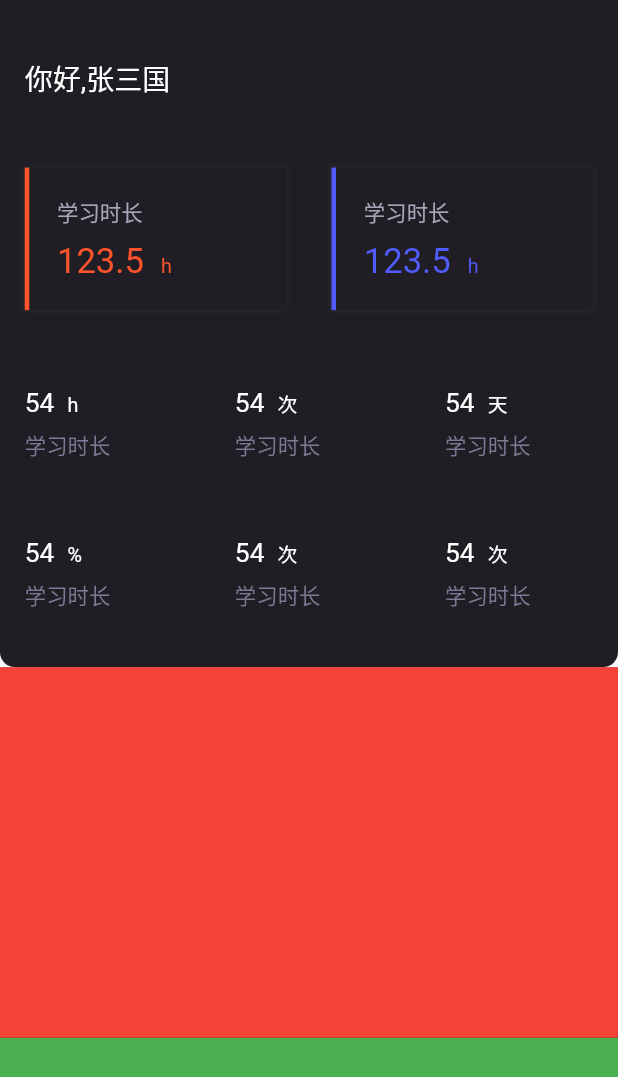
After one commit to wjy397/flutter_study, a Flutter app: the OwnnessPage screen opened by its route, on a phone screen of 412 x 824 dp. The commit adds this screen. Shown: the top 1077 px of the screen. Run offline on Flutter 3.47's test engine with Material 2 defaults, Android fonts, the phone set to English and light mode, and no system bars; drawn by our look-alikes of oktoast; our stand-ins replace cached_network_image, fluro, flutter_screenutil; missing offline and left inert: common_utils, sp_util; statements that could not run were skipped.

Commit message:
实现上滑出现吸顶tab栏

```diff
--- /dev/null
+++ b/lib/pages/customHeader.dart
@@ -0,0 +1,480 @@
+import 'package:flutter/material.dart';
+import 'package:flutter_screenutil/screenutil.dart';
+import 'package:flutter_study/pages/widgets/RoundUnderlineTabIndicator.dart';
+
+
+class OwnnessPage extends StatefulWidget {
+  OwnnessPage({Key key}) : super(key: key);
+
+  @override
+  _OwnnessPageState createState() {
+    return _OwnnessPageState();
+  }
+}
+
+class _OwnnessPageState extends State<OwnnessPage>
+    with SingleTickerProviderStateMixin {
+  ScrollController _controller = new ScrollController();
+  var globalKeyOne = GlobalKey();
+  var globalKeyTwo = GlobalKey();
+  var globalKeyThree = GlobalKey();
+  var globalKeyFour = GlobalKey();
+
+  var oneY = 0.0;
+  var twoY = 0.0;
+  var threeY = 0.0;
+  var header = 0.0;
+  var fourY = 0.0;
+
+  var headerMax = 720;
+  var headerMin = 100;
+
+  @override
+  void initState() {
+    super.initState();
+    _tabController = TabController(vsync: this, length: 5);
+    if (mounted) {
+      /// 延时一下,需要等state layout结束之后才能获取size
+      Future.delayed(Duration(milliseconds: 100), () {
+        oneY = getY(globalKeyOne.currentContext);
+        twoY = getY(globalKeyTwo.currentContext);
+        threeY = getY(globalKeyThree.currentContext);
+        fourY = getY(globalKeyFour.currentContext);
+
+        header = ScreenUtil().setHeight(this.headerMax - this.headerMin) +
+            10; //10是误差
+      });
+      _controller.addListener(() {
+        var of = _controller.offset;
+        //第二块距离顶部距离
+        var distance_2 = header + (twoY - oneY);
+        //第3块距离顶部距离
+        var distance_3 = header + (threeY - oneY);
+        //第4块距离顶部距离
+        var distance_4 = header + (fourY - oneY);
+        if (of > header && of < distance_2) {
+          _tabController.animateTo(1);
+        } else if (of > distance_2 && of < distance_3) {
+          _tabController.animateTo(2);
+        } else if (of > distance_3 && of < distance_4) {
+          _tabController.animateTo(3);
+        } else if (of > distance_4) {
+          _tabController.animateTo(4);
+        }
+      });
+    }
+  }
+
+  @override
+  void dispose() {
+    super.dispose();
+    _tabController.dispose();
+  }
+
+  Widget card(value, name, unit) {
+    return Container(
+      width: ScreenUtil().setWidth(180),
+      child: Column(
+        crossAxisAlignment: CrossAxisAlignment.start,
+        children: [
+          Text.rich(TextSpan(children: [
+            TextSpan(
+              text: "${value}  ",
+              style: TextStyle(
+                  color: Colors.white, fontSize: ScreenUtil().setSp(32)),
+            ),
+            TextSpan(
+              text: unit,
+              style: TextStyle(
+                  color: Colors.white, fontSize: ScreenUtil().setSp(24)),
+            ),
+          ])),
+          SizedBox(
+            height: ScreenUtil().setHeight(10),
+          ),
+          Text(
+            name,
+            style: TextStyle(
+                color: Color(0xFF7B7994), fontSize: ScreenUtil().setSp(26)),
+          ),
+        ],
+      ),
+    );
+  }
+
+  TabController _tabController;
+
+  Widget get _tab => Container(
+    width: double.infinity,
+    height: ScreenUtil().setHeight(100),
+    margin: EdgeInsets.only(bottom: 3),
+    // 隐藏点击效果
+    padding: EdgeInsets.only(
+        top: ScreenUtil().setWidth(30),
+        left: ScreenUtil().setWidth(15),
+        bottom: 2),
+    decoration: new BoxDecoration(
+      color: Colors.white,
+      boxShadow: [
+        BoxShadow(
+          blurRadius: 0.5, //阴影范围
+          offset: Offset(0.0, 3.0),
+          spreadRadius: 0.1, //阴影浓度
+          color: Color(0xFF100F17).withOpacity(0.05), //阴影颜色
+        ),
+      ],
+    ),
+    child: TabBar(
+      onTap: (index) {
+        if (!mounted) {
+          return;
+        }
+        switch (index) {
+          case 0:
+            _controller.jumpTo(0);
+            _tabController.animateTo(0);
+            break;
+          case 1:
+            _controller.jumpTo(header);
+            _tabController.animateTo(1);
+            break;
+          case 2:
+            _controller.jumpTo(header + (twoY - oneY));
+            _tabController.animateTo(2);
+            break;
+          case 3:
+            _controller.jumpTo(header + (threeY - oneY));
+            _tabController.animateTo(3);
+            break;
+          case 4:
+            _controller.jumpTo(header + (fourY - oneY));
+            _tabController.animateTo(4);
+            break;
+        }
+      },
+      isScrollable: true,
+      //是否可滚动
+      controller: _tabController,
+      //自定义的indicator，那么indicatorColor、indicatorWeight、indicatorPadding都将被忽略
+      indicator: RoundUnderlineTabIndicator(
+          borderSide: BorderSide(
+            width: 3.5,
+            color: Color(0xFFFF542C),
+          )),
+      labelStyle: TextStyle(
+          fontSize: ScreenUtil().setSp(28), fontWeight: FontWeight.w400),
+      labelPadding: const EdgeInsets.only(left: 0.0),
+      unselectedLabelColor: Colors.grey,
+      //未选中label颜色
+      labelColor: Color(0xFF201E24),
+      //选中label颜色
+      tabs: [
+        _TabView('基本概况1', 0),
+        _TabView('基本概况2', 1),
+        _TabView('基本概况3', 2),
+        _TabView('基本概况4', 3),
+        _TabView('基本概况5', 4)
+      ],
+    ),
+  );
+
+  double getY(BuildContext buildContext) {
+    final RenderBox box = buildContext.findRenderObject();
+    //final size = box.size;
+    final topLeftPosition = box.localToGlobal(Offset.zero);
+    return topLeftPosition.dy;
+  }
+
+  @override
+  Widget build(BuildContext context) {
+    Widget _top = SingleChildScrollView(
+      child: Stack(
+        children: [
+          Container(
+            height: ScreenUtil().setHeight(720),
+            width: MediaQuery.of(context).size.width,
+            color: Color(0xFFF6F8FC),
+          ),
+          Container(
+            height: ScreenUtil().setHeight(720),
+            width: MediaQuery.of(context).size.width,
+            padding: EdgeInsets.symmetric(
+                horizontal: ScreenUtil().setWidth(30),
+                vertical: ScreenUtil().setWidth(60)),
+            decoration: new BoxDecoration(
+              color: Color(0xFF201E24),
+              borderRadius: BorderRadius.only(
+                  bottomRight: Radius.circular(10),
+                  bottomLeft: Radius.circular(10)),
+            ),
+            child: Column(
+              crossAxisAlignment: CrossAxisAlignment.start,
+              mainAxisAlignment: MainAxisAlignment.spaceAround,
+              children: [
+                Text(
+                  "你好,张三国",
+                  style: TextStyle(
+                      color: Colors.white, fontSize: ScreenUtil().setSp(34)),
+                ),
+                SizedBox(
+                  height: ScreenUtil().setHeight(40),
+                ),
+                Row(
+                  children: [
+                    Expanded(
+                      flex: 1,
+                      child: Container(
+                        padding: EdgeInsets.symmetric(
+                            vertical: ScreenUtil().setHeight(30),
+                            horizontal: ScreenUtil().setHeight(30)),
+                        decoration: BoxDecoration(
+                          // 边色与边宽度
+                            color: Color(0xFF201E24), // 底色
+                            boxShadow: [
+                              BoxShadow(
+                                blurRadius: 3, //阴影范围
+                                spreadRadius: 0.5, //阴影浓度
+                                color:
+                                Color(0xFFA0AACD).withOpacity(0.1), //阴影颜色
+                              ),
+                            ],
+                            border: Border(
+                                left: BorderSide(
+                                    color: Color(0xFFFF542B), width: 3.0))),
+                        child: Column(
+                          crossAxisAlignment: CrossAxisAlignment.start,
+                          children: [
+                            Text(
+                              '学习时长',
+                              style: TextStyle(
+                                  color: Color(0xFFA7A6B8),
+                                  fontSize: ScreenUtil().setSp(26)),
+                            ),
+                            SizedBox(
+                              height: 10,
+                            ),
+                            Text.rich(TextSpan(children: [
+                              TextSpan(
+                                text: "123.5  ",
+                                style: TextStyle(
+                                    color: Color(0xFFFF542B),
+                                    fontSize: ScreenUtil().setSp(42)),
+                              ),
+                              TextSpan(
+                                text: "h",
+                                style: TextStyle(
+                                    color: Color(0xFFFF542B),
+                                    fontSize: ScreenUtil().setSp(24)),
+                              ),
+                            ])),
+                          ],
+                        ),
+                      ),
+                    ),
+                    SizedBox(
+                      width: 30,
+                    ),
+                    Expanded(
+                      flex: 1,
+                      child: Container(
+                        padding: EdgeInsets.symmetric(
+                            vertical: ScreenUtil().setHeight(30),
+                            horizontal: ScreenUtil().setHeight(30)),
+                        decoration: BoxDecoration(
+                          // 边色与边宽度
+                            color: Color(0xFF201E24), // 底色
+                            boxShadow: [
+                              BoxShadow(
+                                blurRadius: 3, //阴影范围
+                                spreadRadius: 0.5, //阴影浓度
+                                color:
+                                Color(0xFFA0AACD).withOpacity(0.1), //阴影颜色
+                              ),
+                            ],
+                            border: Border(
+                                left: BorderSide(
+                                    color: Color(0xFF515CFF), width: 3.0))),
+                        child: Column(
+                          crossAxisAlignment: CrossAxisAlignment.start,
+                          children: [
+                            Text(
+                              '学习时长',
+                              style: TextStyle(
+                                  color: Color(0xFFA7A6B8),
+                                  fontSize: ScreenUtil().setSp(26)),
+                            ),
+                            SizedBox(
+                              height: 10,
+                            ),
+                            Text.rich(TextSpan(children: [
+                              TextSpan(
+                                text: "123.5  ",
+                                style: TextStyle(
+                                    color: Color(0xFF515CFF),
+                                    fontSize: ScreenUtil().setSp(42)),
+                              ),
+                              TextSpan(
+                                text: "h",
+                                style: TextStyle(
+                                    color: Color(0xFF515CFF),
+                                    fontSize: ScreenUtil().setSp(24)),
+                              ),
+                            ])),
+                          ],
+                        ),
+                      ),
+                    ),
+                  ],
+                ),
+                SizedBox(
+                  height: ScreenUtil().setHeight(50),
+                ),
+                Row(
+                  mainAxisAlignment: MainAxisAlignment.spaceBetween,
+                  children: [
+                    card('54', '学习时长    ', 'h'),
+                    card('54', '学习时长', '次'),
+                    card('54', '学习时长  ', '天'),
+                  ],
+                ),
+                SizedBox(
+                  height: ScreenUtil().setHeight(50),
+                ),
+                Row(
+                  mainAxisAlignment: MainAxisAlignment.spaceBetween,
+                  children: [
+                    card('54', '学习时长  ', '%'),
+                    card('54', '学习时长', '次'),
+                    card('54', '学习时长    ', '次'),
+                  ],
+                )
+              ],
+            ),
+          )
+        ],
+      ),
+    );
+
+    return SafeArea(
+      child: Scaffold(
+        backgroundColor: Color(0xFF201E24),
+        body: CustomScrollView(
+          controller: _controller,
+          slivers: [
+            SliverPersistentHeader(
+              pinned: true,
+              delegate: SliverCustomHeaderStatusDelegate(
+                tabs: _tab,
+                top: _top,
+                minH: ScreenUtil().setHeight(this.headerMin),
+                maxH: ScreenUtil().setHeight(this.headerMax),
+                thresholdValue:
+                ScreenUtil().setHeight(this.headerMax - this.headerMin),
+                context: context,
+              ),
+            ),
+            SliverToBoxAdapter(
+              child: Container(
+                key: globalKeyOne,
+                width: double.infinity,
+                height: ScreenUtil().setHeight(400),
+                color: Colors.red,
+              ),
+            ),
+            SliverToBoxAdapter(
+              child: Container(
+                key: globalKeyTwo,
+                width: double.infinity,
+                height: ScreenUtil().setHeight(1400),
+                color: Colors.green,
+              ),
+            ),
+            SliverToBoxAdapter(
+              child: Container(
+                key: globalKeyThree,
+                width: double.infinity,
+                height: ScreenUtil().setHeight(1800),
+                color: Colors.grey,
+              ),
+            ),
+            SliverToBoxAdapter(
+              child: Container(
+                key: globalKeyFour,
+                width: double.infinity,
+                height: ScreenUtil().setHeight(400),
+                color: Colors.pinkAccent,
+              ),
+            ),
+          ],
+        ),
+      ),
+    );
+
+  }
+}
+
+//==============================================================================SliverCustomHeaderStatusDelegate
+
+class SliverCustomHeaderStatusDelegate extends SliverPersistentHeaderDelegate {
+  BuildContext context;
+  Widget tabs;
+  Widget top;
+  num thresholdValue;
+  num minH;
+  num maxH;
+
+  SliverCustomHeaderStatusDelegate(
+      {this.context,
+        this.tabs,
+        this.top,
+        this.thresholdValue,
+        this.maxH,
+        this.minH});
+
+  @override
+  double get minExtent => this.minH;
+
+  @override
+  double get maxExtent => this.maxH;
+
+  @override
+  bool shouldRebuild(SliverPersistentHeaderDelegate oldDelegate) {
+    return true;
+  }
+
+  bool makeStickyTab(shrinkOffset) {
+    //它代表当前头部的滚动偏移量
+    if (shrinkOffset > this.thresholdValue) {
+      return true;
+    } else {
+      return false;
+    }
+  }
+
+  @override
+  Widget build(
+      BuildContext context, double shrinkOffset, bool overlapsContent) {
+    return Container(
+        height: this.maxExtent,
+        width: MediaQuery.of(context).size.width,
+        child: this.makeStickyTab(shrinkOffset) ? tabs : top);
+  }
+}
+
+//=====================================
+class _TabView extends StatelessWidget {
+  const _TabView(this.tabName, this.index);
+
+  final String tabName;
+  final int index;
+
+  @override
+  Widget build(BuildContext context) {
+    return Tab(
+      child: SizedBox(
+        width: ScreenUtil().setWidth(190),
+        child: Text(tabName),
+      ),
+    );
+  }
+}
--- /dev/null
+++ b/lib/pages/widgets/RoundUnderlineTabIndicator.dart
@@ -0,0 +1,109 @@
+// Copyright 2014 The Flutter Authors. All rights reserved.
+// Use of this source code is governed by a BSD-style license that can be
+// found in the LICENSE file.
+
+// @dart = 2.8
+
+import 'package:flutter/material.dart';
+import 'package:flutter/widgets.dart';
+import 'package:flutter_screenutil/flutter_screenutil.dart';
+
+
+
+
+// 默认高度从46改为40
+const double _kTabHeight = 40.0;
+const double _kTextAndIconTabHeight = 72.0;
+
+class RoundUnderlineTabIndicator extends Decoration {
+  /// Create an underline style selected tab indicator.
+  ///
+  /// The [borderSide] and [insets] arguments must not be null.
+  const RoundUnderlineTabIndicator({
+    this.borderSide = const BorderSide(width: 2.0, color: Colors.white),
+    this.insets = EdgeInsets.zero,
+    this.leftSize =55
+  }) : assert(borderSide != null),
+        assert(insets != null);
+
+  final num leftSize;
+  /// The color and weight of the horizontal line drawn below the selected tab.
+  final BorderSide borderSide;
+
+  /// Locates the selected tab's underline relative to the tab's boundary.
+  ///
+  /// The [TabBar.indicatorSize] property can be used to define the
+  /// tab indicator's bounds in terms of its (centered) tab widget with
+  /// [TabIndicatorSize.label], or the entire tab with [TabIndicatorSize.tab].
+  final EdgeInsetsGeometry insets;
+
+  @override
+  Decoration lerpFrom(Decoration a, double t) {
+    if (a is UnderlineTabIndicator) {
+      return UnderlineTabIndicator(
+        borderSide: BorderSide.lerp(a.borderSide, borderSide, t),
+        insets: EdgeInsetsGeometry.lerp(a.insets, insets, t),
+      );
+    }
+    return super.lerpFrom(a, t);
+  }
+
+  @override
+  Decoration lerpTo(Decoration b, double t) {
+    if (b is UnderlineTabIndicator) {
+      return UnderlineTabIndicator(
+        borderSide: BorderSide.lerp(borderSide, b.borderSide, t),
+        insets: EdgeInsetsGeometry.lerp(insets, b.insets, t),
+      );
+    }
+    return super.lerpTo(b, t);
+  }
+
+  @override
+  _UnderlinePainter createBoxPainter([ VoidCallback onChanged ]) {
+    return _UnderlinePainter(this, onChanged,leftSize);
+  }
+}
+
+class _UnderlinePainter extends BoxPainter {
+  _UnderlinePainter(this.decoration, VoidCallback onChanged,this.leftSize)
+      : assert(decoration != null),
+        super(onChanged);
+
+  final RoundUnderlineTabIndicator decoration;
+  final num leftSize;
+
+  BorderSide get borderSide => decoration.borderSide;
+  EdgeInsetsGeometry get insets => decoration.insets;
+
+  Rect _indicatorRectFor(Rect rect, TextDirection textDirection) {
+    assert(rect != null);
+    assert(textDirection != null);
+    final Rect indicator = insets.resolve(textDirection).deflateRect(rect);
+//    return Rect.fromLTWH(
+//      indicator.left,
+//      indicator.bottom - borderSide.width,
+//      indicator.width,
+//      borderSide.width,
+//    );
+    //希望的宽度
+    double wantWidth = ScreenUtil().setWidth(30);
+    //取中间坐标
+    double cw = (indicator.left + indicator.right) / 2 -ScreenUtil().setWidth(leftSize);
+    return Rect.fromLTWH(cw - wantWidth / 2,
+        indicator.bottom - borderSide.width, wantWidth, borderSide.width);
+  }
+
+  @override
+  void paint(Canvas canvas, Offset offset, ImageConfiguration configuration) {
+    assert(configuration != null);
+    assert(configuration.size != null);
+    final Rect rect = offset & configuration.size;
+    final TextDirection textDirection = configuration.textDirection;
+    final Rect indicator = _indicatorRectFor(rect, textDirection).deflate(borderSide.width / 2.0);
+//    final Paint paint = borderSide.toPaint()..strokeCap = StrokeCap.square;
+    // 改为圆角
+    final Paint paint = borderSide.toPaint()..strokeCap = StrokeCap.round;
+    canvas.drawLine(indicator.bottomLeft, indicator.bottomRight, paint);
+  }
+}
--- a/lib/routes/demo/root_router.dart
+++ b/lib/routes/demo/root_router.dart
@@ -2,6 +2,7 @@
 import 'package:flutter/material.dart';
 import 'package:fluro/fluro.dart';
 import 'package:flutter_study/pages/animation.dart';
+import 'package:flutter_study/pages/customHeader.dart';
 import 'package:flutter_study/pages/drawer.dart';
 import 'package:flutter_study/pages/scale.dart';
 import 'package:flutter_study/pages/sliverHeader.dart';
@@ -18,6 +19,7 @@ class RootRouter implements IRouterProvider{
 
   static String sliverHeader = '/sliverHeader';
 
+  static String customHeader = '/customHeader';
   @override
   void initRouter(Router router) {
     router.define(drawer,
@@ -28,6 +30,8 @@ class RootRouter implements IRouterProvider{
         handler: Handler(handlerFunc: (_, __) => ScaleDemo()));
     router.define(sliverHeader,
         handler: Handler(handlerFunc: (_, __) => SliverHeaderDemo()));
+    router.define(customHeader,
+        handler: Handler(handlerFunc: (_, __) => OwnnessPage()));
     // router.define(bodyDataPage, handler: Handler(
     //     handlerFunc: (BuildContext context, Map<String, List<String>> params) {
     //       String flag = params["flag"]?.first??'init';
```
Also changed, not shown: lib/pages/home.dart (+7 -0 lines).
